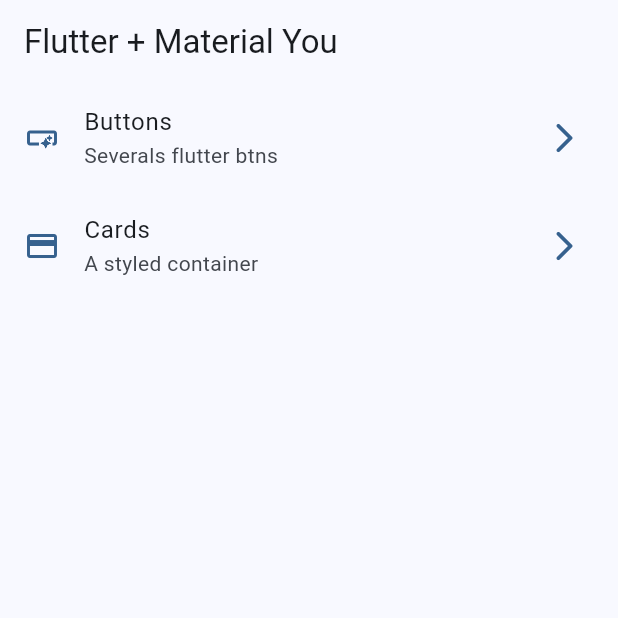
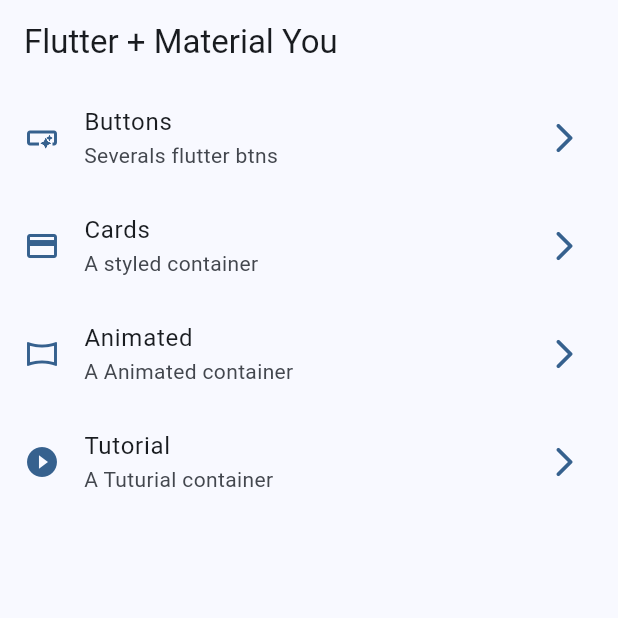
Before and after one commit to rabindranathfv/widget_app, a Flutter app: the screen it shows after launch, on a phone screen of 412 x 824 dp, the top half of it. Run offline on Flutter 3.47's test engine with Material 3 defaults, Android fonts, the phone set to English and light mode, and no system bars; our stand-ins replace go_router.

Commit message:
generating new vies and bind some of then into de router, they are few for finish it

```diff
--- a/lib/config/menu/menu_items.dart
+++ b/lib/config/menu/menu_items.dart
@@ -24,5 +24,15 @@
       title: 'Cards',
       subTitle: 'A styled container',
       link: '/cards',
-      icon: Icons.credit_card)
+      icon: Icons.credit_card),
+  MenuItem(
+      title: 'Animated',
+      subTitle: 'A Animated container',
+      link: '/animated',
+      icon: Icons.panorama_horizontal),
+  MenuItem(
+      title: 'Tutorial',
+      subTitle: 'A Tuturial container',
+      link: '/tutorial',
+      icon: Icons.play_circle_fill_sharp)
 ];
--- a/lib/config/router/app_router.dart
+++ b/lib/config/router/app_router.dart
@@ -13,5 +13,13 @@
   GoRoute(
       path: '/cards',
       name: CardsScreen.name,
-      builder: (context, state) => const CardsScreen())
+      builder: (context, state) => const CardsScreen()),
+  GoRoute(
+      path: '/animated',
+      name: AnimatedScreen.name,
+      builder: (context, state) => const AnimatedScreen()),
+  GoRoute(
+      path: '/tutorial',
+      name: AppTutorialScreen.name,
+      builder: (context, state) => const AppTutorialScreen())
 ]);
--- /dev/null
+++ b/lib/presentation/screens/animated/animated_screen.dart
@@ -0,0 +1,16 @@
+import 'package:flutter/material.dart';
+
+class AnimatedScreen extends StatelessWidget {
+  static const String name = 'animated_screen';
+  const AnimatedScreen({super.key});
+
+  @override
+  Widget build(BuildContext context) {
+    return Scaffold(
+      appBar: AppBar(title: Text('animated screen')),
+      body: Center(
+        child: Text('animated screen'),
+      ),
+    );
+  }
+}
--- /dev/null
+++ b/lib/presentation/screens/app_tutorial/app_tutorial_screen.dart
@@ -0,0 +1,16 @@
+import 'package:flutter/material.dart';
+
+class AppTutorialScreen extends StatelessWidget {
+  static const String name = 'app_tutorial_screen';
+  const AppTutorialScreen({super.key});
+
+  @override
+  Widget build(BuildContext context) {
+    return Scaffold(
+      appBar: AppBar(title: Text('app tutorial screen')),
+      body: Center(
+        child: Text('tutorial screen'),
+      ),
+    );
+  }
+}
--- a/lib/presentation/screens/screens.dart
+++ b/lib/presentation/screens/screens.dart
@@ -1,3 +1,9 @@
+export 'package:widget_app/presentation/screens/animated/animated_screen.dart';
+export 'package:widget_app/presentation/screens/app_tutorial/app_tutorial_screen.dart';
 export 'package:widget_app/presentation/screens/buttons/buttons_screnn.dart';
 export 'package:widget_app/presentation/screens/cards/cards_screen.dart';
 export 'package:widget_app/presentation/screens/home/home_screen.dart';
+export 'package:widget_app/presentation/screens/infinite_scroll/infinite_scroll_screen.dart';
+export 'package:widget_app/presentation/screens/progress/progress_screen.dart';
+export 'package:widget_app/presentation/screens/snackbar/snackbar_screen.dart';
+export 'package:widget_app/presentation/screens/ui_controls/ui_controls_screen.dart';
```
Also changed, not shown: lib/presentation/screens/infinite_scroll/infinite_scroll_screen.dart (added, +16 -0 lines), lib/presentation/screens/progress/progress_screen.dart (added, +16 -0 lines), lib/presentation/screens/snackbar/snackbar_screen.dart (added, +16 -0 lines), lib/presentation/screens/ui_controls/ui_controls_screen.dart (added, +16 -0 lines).
